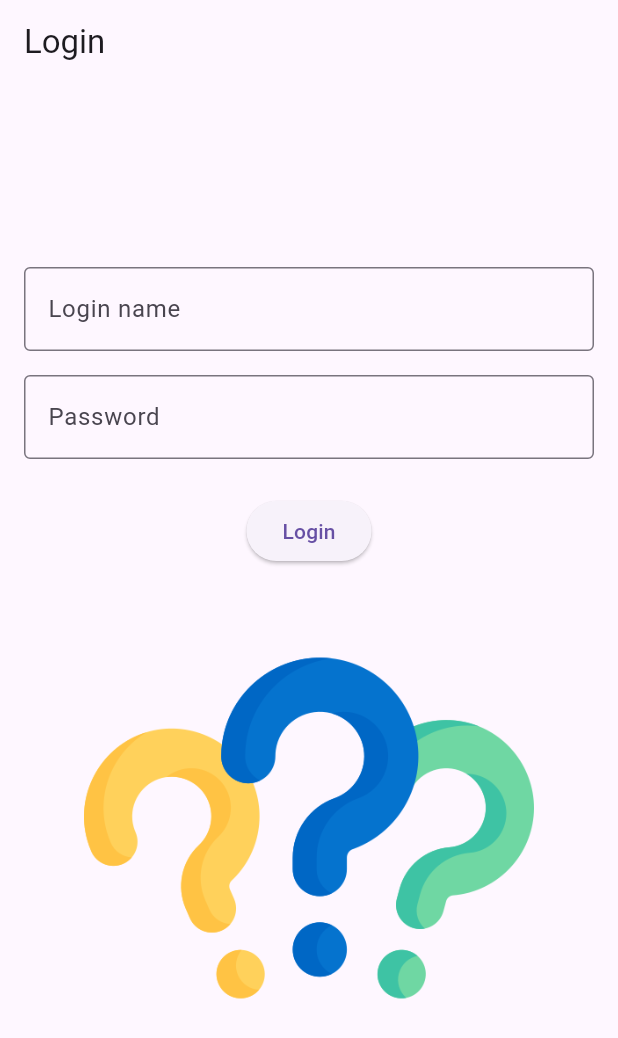
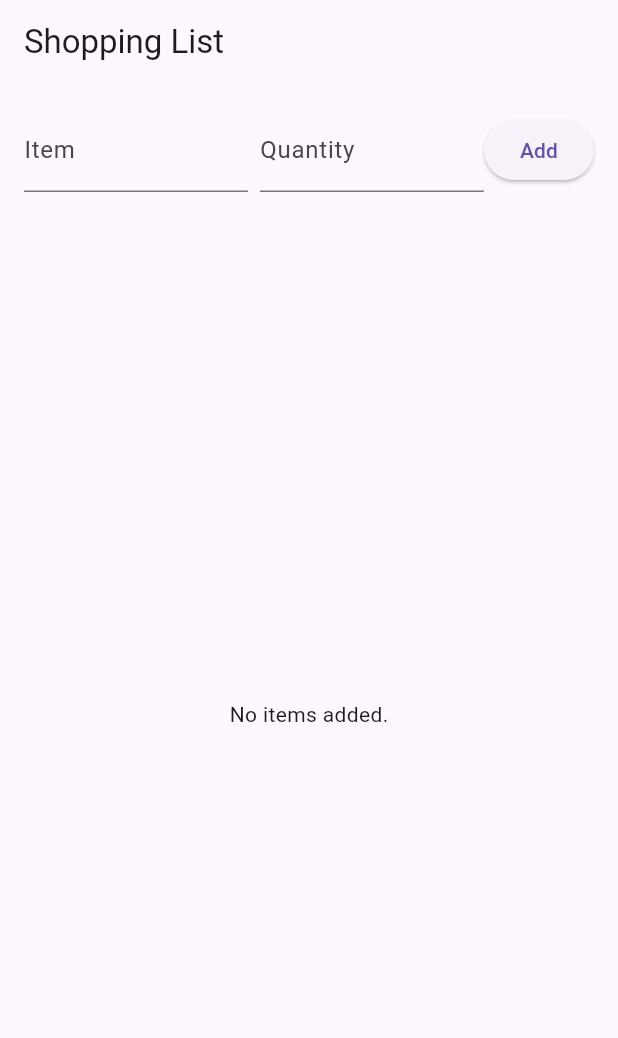
Before and after one commit to bortein/Flutter_lab_fixed, a Flutter app: the screen it shows after launch, on a phone screen of 412 x 824 dp. Shown: the top 1038 px of the screen. Run offline on Flutter 3.47's test engine with Material 3 defaults, Android fonts, the phone set to English and light mode, and no system bars; our stand-ins replace floor, sqflite; accounts and stored records are empty; generated files the repository leaves out were written again.

Commit message:
Add SQLite database with DAO to persist shopping list

```diff
--- /dev/null
+++ b/lib/app_database.dart
@@ -0,0 +1,12 @@
+import 'dart:async';
+import 'package:floor/floor.dart';
+import 'shopping_item.dart';
+import 'shopping_item_dao.dart';
+import 'package:sqflite/sqflite.dart' as sqflite;
+
+part 'app_database.g.dart';
+
+@Database(version: 1, entities: [ShoppingItem])
+abstract class AppDatabase extends FloorDatabase {
+  ShoppingItemDao get itemDao;
+}
--- a/lib/main.dart
+++ b/lib/main.dart
@@ -1,80 +1,154 @@
 import 'package:flutter/material.dart';
+import 'app_database.dart';
+import 'shopping_item.dart';
 
-void main() => runApp(MyApp());
+void main() async {
+  WidgetsFlutterBinding.ensureInitialized();
+  final database = await $FloorAppDatabase.databaseBuilder('shopping.db').build();
+  runApp(MyApp(database));
+}
 
 class MyApp extends StatelessWidget {
+  final AppDatabase database;
+
+  const MyApp(this.database, {super.key});
+
   @override
   Widget build(BuildContext context) {
     return MaterialApp(
-      title: 'Login Page',
-      home: LoginPage(),
+      title: 'Shopping List',
+      debugShowCheckedModeBanner: false,
+      home: MyHomePage(title: 'Shopping List', database: database),
     );
   }
 }
 
-class LoginPage extends StatefulWidget {
+class MyHomePage extends StatefulWidget {
+  final String title;
+  final AppDatabase database;
+
+  const MyHomePage({super.key, required this.title, required this.database});
+
   @override
-  _LoginPageState createState() => _LoginPageState();
+  State<MyHomePage> createState() => _MyHomePageState();
 }
 
-class _LoginPageState extends State<LoginPage> {
-  final TextEditingController loginController = TextEditingController();
-  final TextEditingController passwordController = TextEditingController();
+class _MyHomePageState extends State<MyHomePage> {
+  late TextEditingController _itemController;
+  late TextEditingController _quantityController;
 
-  // Initial image path
-  String imageSource = "images/question-mark.jpg";
+  List<ShoppingItem> items = [];
 
-  void handleLogin() {
-    String password = passwordController.text;
+  @override
+  void initState() {
+    super.initState();
+    _itemController = TextEditingController();
+    _quantityController = TextEditingController();
+    _loadItems();
+  }
 
-    setState(() {//step 4-5
-      if (password == 'QWERTY123') {
-        imageSource = 'images/idea.jpg';
-      } else {
-        imageSource = 'images/stop.jpg';
+  Future<void> _loadItems() async {
+    final dao = widget.database.itemDao;
+    final loadedItems = await dao.findAllItems();
+    setState(() => items = loadedItems);
   }
-    });
+
+  Future<void> _addItem(String name, String qty) async {
+    final dao = widget.database.itemDao;
+    final newItem = ShoppingItem(name: name, quantity: qty);
+    await dao.insertItem(newItem);
+    _itemController.clear();
+    _quantityController.clear();
+    _loadItems();
+  }
+
+  Future<void> _deleteItem(ShoppingItem item) async {
+    final dao = widget.database.itemDao;
+    await dao.deleteItem(item);
+    _loadItems();
+  }
+
+  @override
+  void dispose() {
+    _itemController.dispose();
+    _quantityController.dispose();
+    super.dispose();
   }
 
   @override
   Widget build(BuildContext context) {
     return Scaffold(
-      appBar: AppBar(title: Text('Login')),
+      appBar: AppBar(title: Text(widget.title)),
       body: Padding(
         padding: const EdgeInsets.all(16.0),
-        child: Column(
-          mainAxisAlignment: MainAxisAlignment.center,
+        child: Column(children: [
+          Row(
             children: [
-            TextField(
-              controller: loginController,
-              decoration: InputDecoration(
-                labelText: 'Login name',
-                border: OutlineInputBorder(),
+              Expanded(
+                child: TextField(
+                  controller: _itemController,
+                  decoration: InputDecoration(labelText: 'Item'),
                 ),
               ),
-            SizedBox(height: 16),
-            TextField(
-              controller: passwordController,
-              decoration: InputDecoration(
-                labelText: 'Password',
-                border: OutlineInputBorder(),
+              SizedBox(width: 8),
+              Expanded(
+                child: TextField(
+                  controller: _quantityController,
+                  decoration: InputDecoration(labelText: 'Quantity'),
                 ),
-              obscureText: true,//step 1
               ),
-            SizedBox(height: 24),
-            ElevatedButton(//step 2
-              onPressed: handleLogin,
-              child: Text('Login'),
-            ),
-            SizedBox(height: 24),
-            Image.asset(//step 3
-              imageSource,
-              width: 300,
-              height: 300,
-              fit: BoxFit.contain,
+              ElevatedButton(
+                child: Text("Add"),
+                onPressed: () {
+                  final name = _itemController.text.trim();
+                  final qty = _quantityController.text.trim();
+                  if (name.isNotEmpty && qty.isNotEmpty) {
+                    _addItem(name, qty);
+                  }
+                },
               ),
             ],
           ),
+          SizedBox(height: 16),
+          Expanded(
+            child: items.isEmpty
+                ? Center(child: Text("No items added."))
+                : ListView.builder(
+              itemCount: items.length,
+              itemBuilder: (_, index) {
+                final item = items[index];
+                return GestureDetector(
+                  onLongPress: () => _confirmDelete(item),
+                  child: Card(
+                    child: ListTile(
+                      title: Text(item.name),
+                      trailing: Text('Qty: ${item.quantity}'),
+                    ),
+                  ),
+                );
+              },
+            ),
+          ),
+        ]),
+      ),
+    );
+  }
+
+  void _confirmDelete(ShoppingItem item) {
+    showDialog(
+      context: context,
+      builder: (_) => AlertDialog(
+        title: Text('Delete "${item.name}"?'),
+        actions: [
+          TextButton(onPressed: () => Navigator.pop(context), child: Text('No')),
+          TextButton(
+            onPressed: () {
+              Navigator.pop(context);
+              _deleteItem(item);
+            },
+            child: Text('Yes'),
+          ),
+        ],
       ),
     );
   }
--- /dev/null
+++ b/lib/shopping_item.dart
@@ -0,0 +1,12 @@
+import 'package:floor/floor.dart';
+
+@entity
+class ShoppingItem {
+  @PrimaryKey(autoGenerate: true)
+  final int? id;
+
+  final String name;
+  final String quantity;
+
+  ShoppingItem({this.id, required this.name, required this.quantity});
+}
--- /dev/null
+++ b/lib/shopping_item_dao.dart
@@ -0,0 +1,14 @@
+import 'package:floor/floor.dart';
+import 'shopping_item.dart';
+
+@dao
+abstract class ShoppingItemDao {
+  @Query('SELECT * FROM ShoppingItem')
+  Future<List<ShoppingItem>> findAllItems();
+
+  @insert
+  Future<void> insertItem(ShoppingItem item);
+
+  @delete
+  Future<void> deleteItem(ShoppingItem item);
+}
```
Also changed, not shown: pubspec.yaml (+7 -0 lines), lib/app_database.g.dart (added), pubspec.lock, 5 other files. Lines whose indentation alone changed are shown as unchanged.
